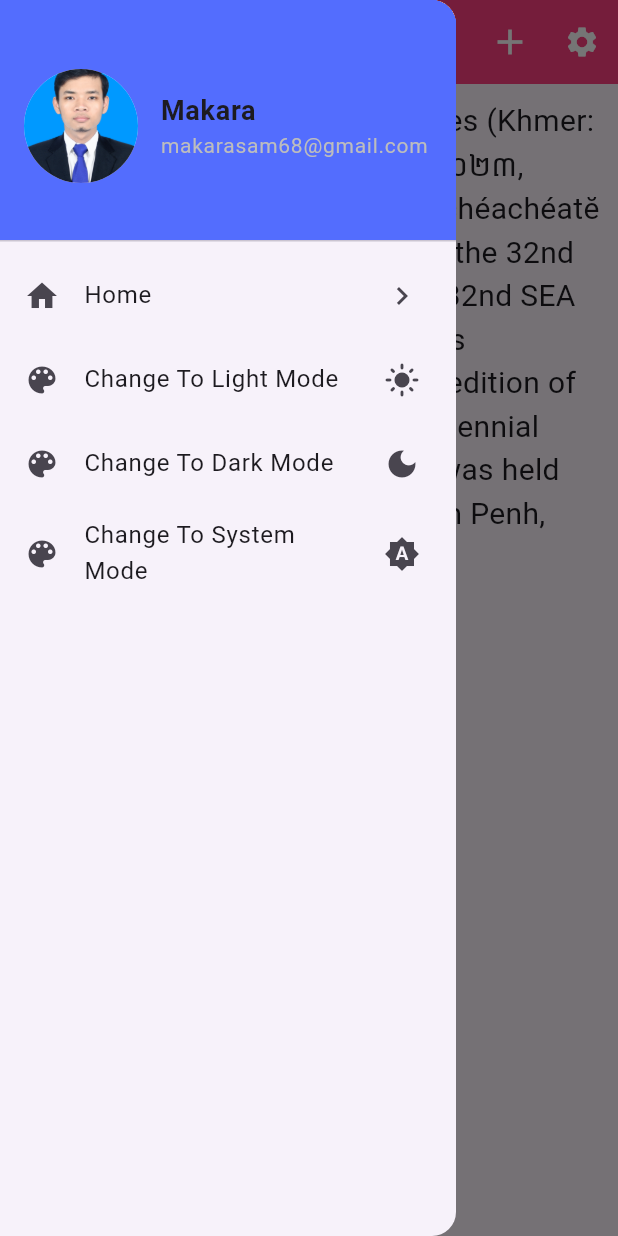
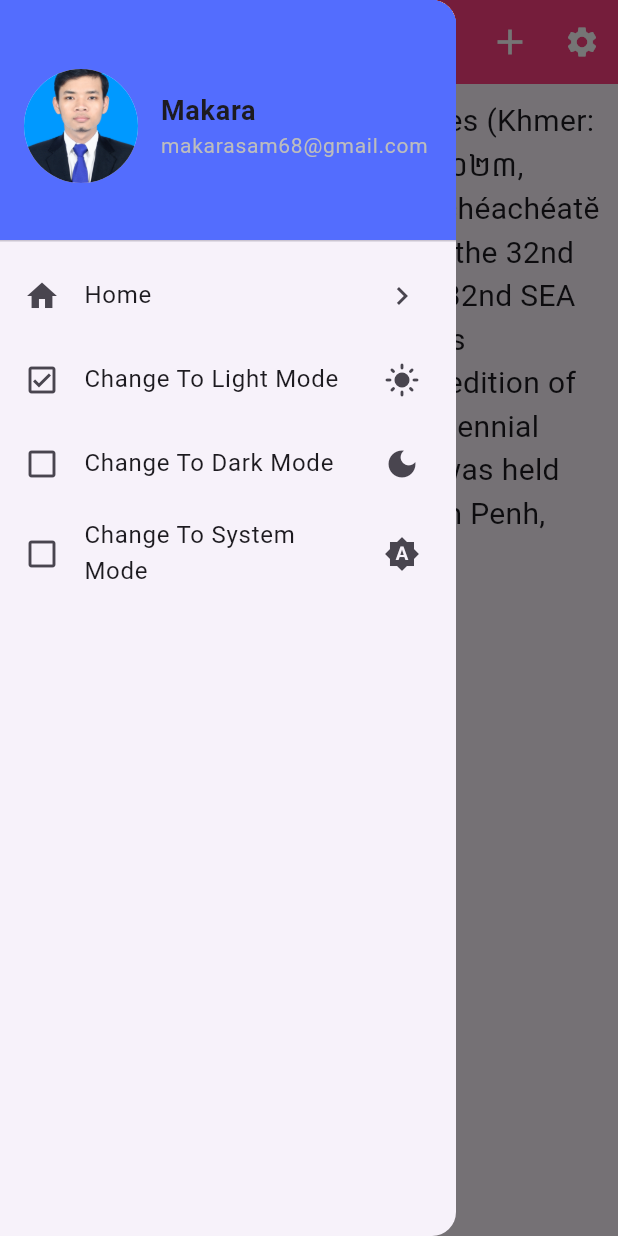
Before and after one commit to makararupp/Wedgit_Flutter, a Flutter app: the screen it shows after launch, in the side drawer, after a tap on "Change To Light Mode", on a phone screen of 412 x 824 dp. Run offline on Flutter 3.47's test engine with Material 3 defaults, Android fonts, the phone set to English and light mode, and no system bars; our stand-ins replace font_awesome_flutter.

Commit message:
ThemeMode_ToChangeMode

```diff
--- a/lib/state_module/pages/state_page.dart
+++ b/lib/state_module/pages/state_page.dart
@@ -1,4 +1,6 @@
 import 'package:flutter/material.dart';
+import 'package:projects/state_module/logics/theme_logic.dart';
+import 'package:provider/provider.dart';
 import 'minus_button_widget.dart';
 import 'plus_button_widget.dart';
 import 'state_detail_page.dart';
@@ -22,6 +24,9 @@ class _StatePageState extends State<StatePage> {
     );
   }
   Widget _buildDrawer(){
+
+    ThemeMode mode = context.watch<ThemeLogic>().mode;
+
     return Drawer(
       child: ListView(
         children: [
@@ -70,27 +75,33 @@ class _StatePageState extends State<StatePage> {
             },
           ),
           ListTile(
-            leading: Icon(Icons.color_lens),
+            leading: mode == ThemeMode.light ?
+                Icon(Icons.check_box_outlined)
+               : Icon(Icons.check_box_outline_blank),
             title: Text("Change To Light Mode"),
             trailing: Icon(Icons.light_mode),
             onTap: (){
-
+              context.read<ThemeLogic>().changeToLightMode();
             },
           ),
           ListTile(
-            leading: Icon(Icons.color_lens),
+            leading: mode == ThemeMode.dark ?
+            Icon(Icons.check_box_outlined)
+                : Icon(Icons.check_box_outline_blank),
             title: Text("Change To Dark Mode"),
             trailing: Icon(Icons.dark_mode),
             onTap: (){
-
+              context.read<ThemeLogic>().changeToDarkMode();
             },
           ),
           ListTile(
-            leading: Icon(Icons.color_lens),
+            leading: mode == ThemeMode.system ?
+            Icon(Icons.check_box_outlined)
+                : Icon(Icons.check_box_outline_blank),
             title: Text("Change To System Mode"),
             trailing: Icon(Icons.brightness_auto),
             onTap: (){
-
+                context.read<ThemeLogic>().chanegToSystemMode();
             },
           ),
         ],
```
Also changed, not shown: assets/images/Theme_mode .png (added), 1 other file.
